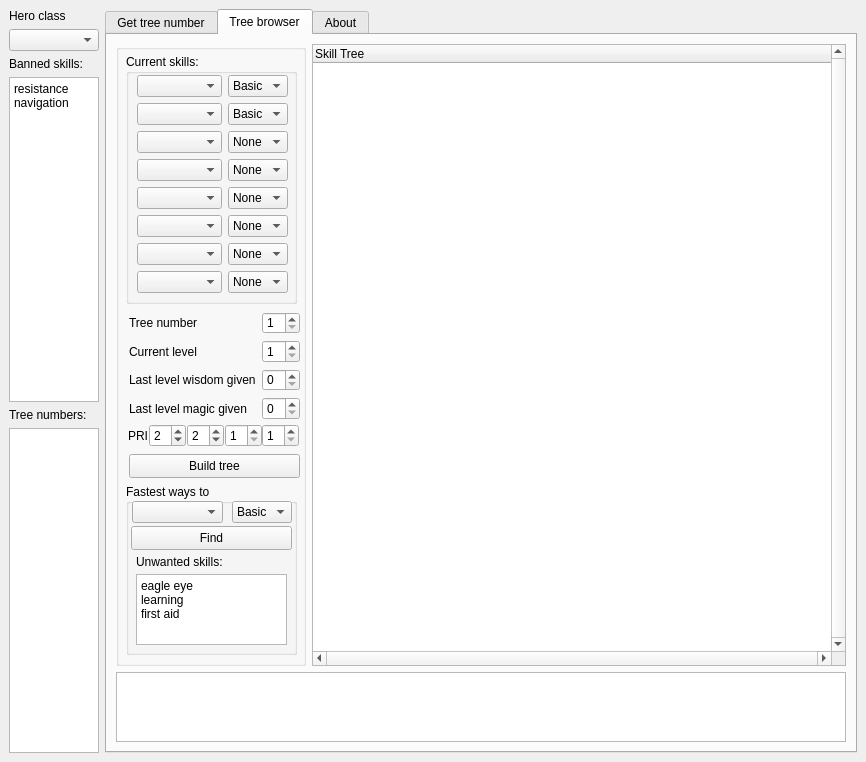
temig74/HotaTreeCalc, file tree_calc.ui: the form before one commit.
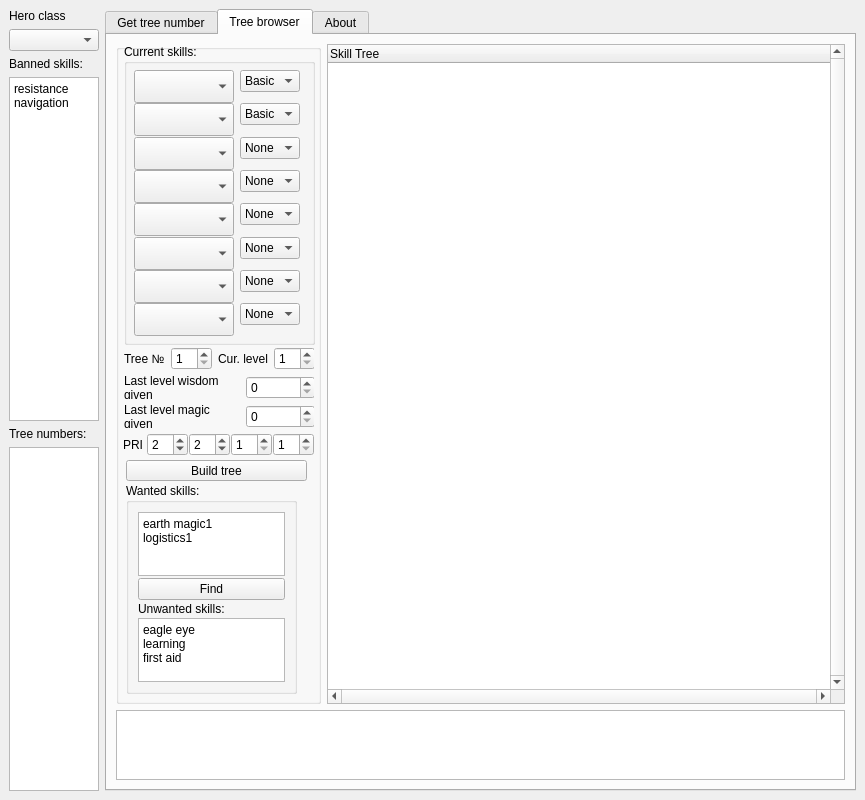
The form after the commit. The open tabs and pages were chosen to show the change.

What changed in the file:
```diff
--- a/tree_calc.ui
+++ b/tree_calc.ui
@@ -7,8 +7,8 @@
    <rect>
     <x>0</x>
     <y>0</y>
-    <width>866</width>
-    <height>762</height>
+    <width>865</width>
+    <height>800</height>
    </rect>
   </property>
   <property name="sizePolicy">
@@ -20,7 +20,7 @@
   <property name="minimumSize">
    <size>
     <width>865</width>
-    <height>760</height>
+    <height>800</height>
    </size>
   </property>
   <property name="maximumSize">
@@ -168,9 +168,15 @@
         <height>500</height>
        </size>
       </property>
+      <property name="styleSheet">
+       <string notr="true"/>
+      </property>
       <property name="currentIndex">
        <number>0</number>
       </property>
+      <property name="tabsClosable">
+       <bool>false</bool>
+      </property>
       <widget class="QWidget" name="tab">
        <attribute name="title">
         <string>Get tree number</string>
@@ -481,7 +487,7 @@
            <widget class="QGroupBox" name="groupBox_2">
             <property name="minimumSize">
              <size>
-              <width>190</width>
+              <width>205</width>
               <height>520</height>
              </size>
             </property>
@@ -491,10 +497,10 @@
             <widget class="QGroupBox" name="groupBox">
              <property name="geometry">
               <rect>
-               <x>10</x>
-               <y>10</y>
-               <width>171</width>
-               <height>250</height>
+               <x>8</x>
+               <y>0</y>
+               <width>191</width>
+               <height>301</height>
               </rect>
              </property>
              <property name="minimumSize">
@@ -506,34 +512,54 @@
              <property name="title">
               <string>Current skills:</string>
              </property>
-             <widget class="QWidget" name="layoutWidget">
-              <property name="geometry">
-               <rect>
-                <x>11</x>
-                <y>21</y>
-                <width>153</width>
-                <height>220</height>
-               </rect>
-              </property>
-              <layout class="QFormLayout" name="formLayout">
-               <item row="0" column="0">
                 <widget class="QComboBox" name="cmb_skill1">
+              <property name="geometry">
+               <rect>
+                <x>10</x>
+                <y>26</y>
+                <width>100</width>
+                <height>33</height>
+               </rect>
+              </property>
                  <property name="minimumSize">
                   <size>
-                   <width>85</width>
-                   <height>0</height>
+                <width>100</width>
+                <height>33</height>
+               </size>
+              </property>
+              <property name="font">
+               <font>
+                <pointsize>8</pointsize>
+               </font>
+              </property>
+              <property name="styleSheet">
+               <string notr="true"/>
+              </property>
+              <property name="iconSize">
+               <size>
+                <width>33</width>
+                <height>33</height>
                   </size>
                  </property>
                 </widget>
-               </item>
-               <item row="0" column="1">
                 <widget class="QComboBox" name="cmb_skill1_level">
+              <property name="geometry">
+               <rect>
+                <x>116</x>
+                <y>26</y>
+                <width>60</width>
+                <height>22</height>
+               </rect>
+              </property>
                  <property name="maximumSize">
                   <size>
                    <width>60</width>
                    <height>16777215</height>
                   </size>
                  </property>
+              <property name="styleSheet">
+               <string notr="true"/>
+              </property>
                  <property name="currentIndex">
                   <number>1</number>
                  </property>
@@ -558,25 +584,54 @@
                   </property>
                  </item>
                 </widget>
-               </item>
-               <item row="1" column="0">
                 <widget class="QComboBox" name="cmb_skill2">
+              <property name="geometry">
+               <rect>
+                <x>10</x>
+                <y>59</y>
+                <width>100</width>
+                <height>33</height>
+               </rect>
+              </property>
                  <property name="minimumSize">
                   <size>
-                   <width>85</width>
-                   <height>0</height>
+                <width>100</width>
+                <height>33</height>
+               </size>
+              </property>
+              <property name="font">
+               <font>
+                <pointsize>8</pointsize>
+               </font>
+              </property>
+              <property name="styleSheet">
+               <string notr="true"/>
+              </property>
+              <property name="iconSize">
+               <size>
+                <width>33</width>
+                <height>33</height>
                   </size>
                  </property>
                 </widget>
-               </item>
-               <item row="1" column="1">
                 <widget class="QComboBox" name="cmb_skill2_level">
+              <property name="geometry">
+               <rect>
+                <x>116</x>
+                <y>59</y>
+                <width>60</width>
+                <height>22</height>
+               </rect>
+              </property>
                  <property name="maximumSize">
                   <size>
                    <width>60</width>
                    <height>16777215</height>
                   </size>
                  </property>
+              <property name="styleSheet">
+               <string notr="true"/>
+              </property>
                  <property name="currentIndex">
                   <number>1</number>
                  </property>
@@ -601,25 +656,54 @@
                   </property>
                  </item>
                 </widget>
-               </item>
-               <item row="2" column="0">
                 <widget class="QComboBox" name="cmb_skill3">
+              <property name="geometry">
+               <rect>
+                <x>10</x>
+                <y>93</y>
+                <width>100</width>
+                <height>33</height>
+               </rect>
+              </property>
                  <property name="minimumSize">
                   <size>
-                   <width>85</width>
-                   <height>0</height>
+                <width>100</width>
+                <height>33</height>
+               </size>
+              </property>
+              <property name="font">
+               <font>
+                <pointsize>8</pointsize>
+               </font>
+              </property>
+              <property name="styleSheet">
+               <string notr="true"/>
+              </property>
+              <property name="iconSize">
+               <size>
+                <width>33</width>
+                <height>33</height>
                   </size>
                  </property>
                 </widget>
-               </item>
-               <item row="2" column="1">
                 <widget class="QComboBox" name="cmb_skill3_level">
+              <property name="geometry">
+               <rect>
+                <x>116</x>
+                <y>93</y>
+                <width>60</width>
+                <height>22</height>
+               </rect>
+              </property>
                  <property name="maximumSize">
                   <size>
                    <width>60</width>
                    <height>16777215</height>
                   </size>
                  </property>
+              <property name="styleSheet">
+               <string notr="true"/>
+              </property>
                  <property name="currentIndex">
                   <number>0</number>
                  </property>
@@ -644,19 +728,45 @@
                   </property>
                  </item>
                 </widget>
-               </item>
-               <item row="3" column="0">
                 <widget class="QComboBox" name="cmb_skill4">
+              <property name="geometry">
+               <rect>
+                <x>10</x>
+                <y>126</y>
+                <width>100</width>
+                <height>33</height>
+               </rect>
+              </property>
                  <property name="minimumSize">
                   <size>
-                   <width>85</width>
-                   <height>0</height>
+                <width>100</width>
+                <height>33</height>
+               </size>
+              </property>
+              <property name="font">
+               <font>
+                <pointsize>8</pointsize>
+               </font>
+              </property>
+              <property name="styleSheet">
+               <string notr="true"/>
+              </property>
+              <property name="iconSize">
+               <size>
+                <width>33</width>
+                <height>33</height>
                   </size>
                  </property>
                 </widget>
-               </item>
-               <item row="3" column="1">
                 <widget class="QComboBox" name="cmb_skill4_level">
+              <property name="geometry">
+               <rect>
+                <x>116</x>
+                <y>126</y>
+                <width>60</width>
+                <height>22</height>
+               </rect>
+              </property>
                  <property name="maximumSize">
                   <size>
                    <width>60</width>
@@ -687,19 +797,42 @@
                   </property>
                  </item>
                 </widget>
-               </item>
-               <item row="4" column="0">
                 <widget class="QComboBox" name="cmb_skill5">
+              <property name="geometry">
+               <rect>
+                <x>10</x>
+                <y>159</y>
+                <width>100</width>
+                <height>33</height>
+               </rect>
+              </property>
                  <property name="minimumSize">
                   <size>
-                   <width>85</width>
-                   <height>0</height>
+                <width>100</width>
+                <height>33</height>
+               </size>
+              </property>
+              <property name="font">
+               <font>
+                <pointsize>8</pointsize>
+               </font>
+              </property>
+              <property name="iconSize">
+               <size>
+                <width>33</width>
+                <height>33</height>
                   </size>
                  </property>
                 </widget>
-               </item>
-               <item row="4" column="1">
                 <widget class="QComboBox" name="cmb_skill5_level">
+              <property name="geometry">
+               <rect>
+                <x>116</x>
+                <y>159</y>
+                <width>60</width>
+                <height>22</height>
+               </rect>
+              </property>
                  <property name="maximumSize">
                   <size>
                    <width>60</width>
@@ -730,19 +863,42 @@
                   </property>
                  </item>
                 </widget>
-               </item>
-               <item row="5" column="0">
                 <widget class="QComboBox" name="cmb_skill6">
+              <property name="geometry">
+               <rect>
+                <x>10</x>
+                <y>193</y>
+                <width>100</width>
+                <height>33</height>
+               </rect>
+              </property>
                  <property name="minimumSize">
                   <size>
-                   <width>85</width>
-                   <height>0</height>
+                <width>100</width>
+                <height>33</height>
+               </size>
+              </property>
+              <property name="font">
+               <font>
+                <pointsize>8</pointsize>
+               </font>
+              </property>
+              <property name="iconSize">
+               <size>
+                <width>33</width>
+                <height>33</height>
                   </size>
                  </property>
                 </widget>
-               </item>
-               <item row="5" column="1">
                 <widget class="QComboBox" name="cmb_skill6_level">
+              <property name="geometry">
+               <rect>
+                <x>116</x>
+                <y>193</y>
+                <width>60</width>
+                <height>22</height>
+               </rect>
+              </property>
                  <property name="maximumSize">
                   <size>
                    <width>60</width>
@@ -773,19 +929,42 @@
                   </property>
                  </item>
                 </widget>
-               </item>
-               <item row="6" column="0">
                 <widget class="QComboBox" name="cmb_skill7">
+              <property name="geometry">
+               <rect>
+                <x>10</x>
+                <y>226</y>
+                <width>100</width>
+                <height>33</height>
+               </rect>
+              </property>
                  <property name="minimumSize">
                   <size>
-                   <width>85</width>
-                   <height>0</height>
+                <width>100</width>
+                <height>33</height>
+               </size>
+              </property>
+              <property name="font">
+               <font>
+                <pointsize>8</pointsize>
+               </font>
+              </property>
+              <property name="iconSize">
+               <size>
+                <width>33</width>
+                <height>33</height>
                   </size>
                  </property>
                 </widget>
-               </item>
-               <item row="6" column="1">
                 <widget class="QComboBox" name="cmb_skill7_level">
+              <property name="geometry">
+               <rect>
+                <x>116</x>
+                <y>226</y>
+                <width>60</width>
+                <height>22</height>
+               </rect>
+              </property>
                  <property name="maximumSize">
                   <size>
                    <width>60</width>
@@ -816,19 +995,42 @@
                   </property>
                  </item>
                 </widget>
-               </item>
-               <item row="7" column="0">
                 <widget class="QComboBox" name="cmb_skill8">
+              <property name="geometry">
+               <rect>
+                <x>10</x>
+                <y>259</y>
+                <width>100</width>
+                <height>33</height>
+               </rect>
+              </property>
                  <property name="minimumSize">
                   <size>
-                   <width>85</width>
-                   <height>0</height>
+                <width>100</width>
+                <height>33</height>
+               </size>
+              </property>
+              <property name="font">
+               <font>
+                <pointsize>8</pointsize>
+               </font>
+              </property>
+              <property name="iconSize">
+               <size>
+                <width>33</width>
+                <height>33</height>
                   </size>
                  </property>
                 </widget>
-               </item>
-               <item row="7" column="1">
                 <widget class="QComboBox" name="cmb_skill8_level">
+              <property name="geometry">
+               <rect>
+                <x>116</x>
+                <y>259</y>
+                <width>60</width>
+                <height>22</height>
+               </rect>
+              </property>
                  <property name="maximumSize">
                   <size>
                    <width>60</width>
@@ -858,18 +1060,15 @@
                    <string>Expert</string>
                   </property>
                  </item>
-                </widget>
-               </item>
-              </layout>
              </widget>
             </widget>
             <widget class="QPushButton" name="btn_build_tree">
              <property name="geometry">
               <rect>
-               <x>13</x>
-               <y>410</y>
-               <width>171</width>
-               <height>24</height>
+               <x>10</x>
+               <y>416</y>
+               <width>181</width>
+               <height>21</height>
               </rect>
              </property>
              <property name="text">
@@ -880,108 +1079,61 @@
              <property name="geometry">
               <rect>
                <x>10</x>
-               <y>440</y>
+               <y>439</y>
                <width>171</width>
-               <height>171</height>
+               <height>211</height>
               </rect>
              </property>
              <property name="minimumSize">
               <size>
                <width>171</width>
                <height>171</height>
-              </size>
-             </property>
-             <property name="title">
-              <string>Fastest ways to</string>
-             </property>
-             <widget class="QComboBox" name="cmb_skill_search">
-              <property name="geometry">
-               <rect>
-                <x>6</x>
-                <y>17</y>
-                <width>91</width>
-                <height>22</height>
-               </rect>
-              </property>
-              <property name="minimumSize">
-               <size>
-                <width>85</width>
-                <height>0</height>
-               </size>
-              </property>
-             </widget>
-             <widget class="QComboBox" name="cmb_skill_search_level">
-              <property name="geometry">
-               <rect>
-                <x>106</x>
-                <y>17</y>
-                <width>60</width>
-                <height>22</height>
-               </rect>
-              </property>
-              <property name="minimumSize">
-               <size>
-                <width>60</width>
-                <height>0</height>
                </size>
               </property>
               <property name="maximumSize">
                <size>
-                <width>60</width>
-                <height>16777215</height>
-               </size>
-              </property>
-              <item>
-               <property name="text">
-                <string>Basic</string>
-               </property>
-              </item>
-              <item>
-               <property name="text">
-                <string>Advanced</string>
-               </property>
-              </item>
-              <item>
-               <property name="text">
-                <string>Expert</string>
-               </property>
-              </item>
-             </widget>
-             <widget class="QPushButton" name="btn_find_way">
-              <property name="geometry">
-               <rect>
-                <x>5</x>
-                <y>42</y>
                 <width>161</width>
-                <height>24</height>
-               </rect>
-              </property>
+               <height>211</height>
+              </size>
+             </property>
+             <property name="title">
+              <string>Wanted skills:</string>
+             </property>
+             <layout class="QVBoxLayout" name="verticalLayout_4">
+              <property name="spacing">
+               <number>2</number>
+              </property>
+              <item>
+               <widget class="QTextEdit" name="te_wanted_skills">
+                <property name="html">
+                 <string>&lt;!DOCTYPE HTML PUBLIC &quot;-//W3C//DTD HTML 4.0//EN&quot; &quot;http://www.w3.org/TR/REC-html40/strict.dtd&quot;&gt;
+&lt;html&gt;&lt;head&gt;&lt;meta name=&quot;qrichtext&quot; content=&quot;1&quot; /&gt;&lt;meta charset=&quot;utf-8&quot; /&gt;&lt;style type=&quot;text/css&quot;&gt;
+p, li { white-space: pre-wrap; }
+hr { height: 1px; border-width: 0; }
+li.unchecked::marker { content: &quot;\2610&quot;; }
+li.checked::marker { content: &quot;\2612&quot;; }
+&lt;/style&gt;&lt;/head&gt;&lt;body style=&quot; font-family:'Segoe UI'; font-size:9pt; font-weight:400; font-style:normal;&quot;&gt;
+&lt;p style=&quot; margin-top:0px; margin-bottom:0px; margin-left:0px; margin-right:0px; -qt-block-indent:0; text-indent:0px;&quot;&gt;earth magic1&lt;/p&gt;
+&lt;p style=&quot; margin-top:0px; margin-bottom:0px; margin-left:0px; margin-right:0px; -qt-block-indent:0; text-indent:0px;&quot;&gt;logistics1&lt;/p&gt;&lt;/body&gt;&lt;/html&gt;</string>
+                </property>
+               </widget>
+              </item>
+              <item>
+               <widget class="QPushButton" name="btn_find_way">
               <property name="text">
                <string>Find</string>
               </property>
              </widget>
+              </item>
+              <item>
              <widget class="QLabel" name="label_11">
-              <property name="geometry">
-               <rect>
-                <x>10</x>
-                <y>70</y>
-                <width>91</width>
-                <height>16</height>
-               </rect>
-              </property>
               <property name="text">
                <string>Unwanted skills:</string>
               </property>
              </widget>
+              </item>
+              <item>
              <widget class="QTextEdit" name="te_unwanted_skills">
-              <property name="geometry">
-               <rect>
-                <x>10</x>
-                <y>90</y>
-                <width>151</width>
-                <height>71</height>
-               </rect>
-              </property>
               <property name="html">
                <string>&lt;!DOCTYPE HTML PUBLIC &quot;-//W3C//DTD HTML 4.0//EN&quot; &quot;http://www.w3.org/TR/REC-html40/strict.dtd&quot;&gt;
 &lt;html&gt;&lt;head&gt;&lt;meta name=&quot;qrichtext&quot; content=&quot;1&quot; /&gt;&lt;meta charset=&quot;utf-8&quot; /&gt;&lt;style type=&quot;text/css&quot;&gt;
@@ -995,13 +1147,15 @@
 &lt;p style=&quot; margin-top:0px; margin-bottom:0px; margin-left:0px; margin-right:0px; -qt-block-indent:0; text-indent:0px;&quot;&gt;first aid&lt;/p&gt;&lt;/body&gt;&lt;/html&gt;</string>
               </property>
              </widget>
+              </item>
+             </layout>
             </widget>
             <widget class="QWidget" name="layoutWidget">
              <property name="geometry">
               <rect>
-               <x>12</x>
-               <y>380</y>
-               <width>171</width>
+               <x>7</x>
+               <y>389</y>
+               <width>191</width>
                <height>24</height>
               </rect>
              </property>
@@ -1016,19 +1170,6 @@
                 </property>
                </widget>
               </item>
-              <item>
-               <widget class="QSpinBox" name="sb_defence">
-                <property name="minimumSize">
-                 <size>
-                  <width>37</width>
-                  <height>0</height>
-                 </size>
-                </property>
-                <property name="value">
-                 <number>2</number>
-                </property>
-               </widget>
-              </item>
               <item>
                <widget class="QSpinBox" name="sb_attack">
                 <property name="minimumSize">
@@ -1043,15 +1184,15 @@
                </widget>
               </item>
               <item>
-               <widget class="QSpinBox" name="sb_knowledge">
+               <widget class="QSpinBox" name="sb_defence">
                 <property name="minimumSize">
                  <size>
                   <width>37</width>
                   <height>0</height>
                  </size>
                 </property>
-                <property name="minimum">
-                 <number>1</number>
+                <property name="value">
+                 <number>2</number>
                 </property>
                </widget>
               </item>
@@ -1068,22 +1209,35 @@
                 </property>
                </widget>
               </item>
+              <item>
+               <widget class="QSpinBox" name="sb_knowledge">
+                <property name="minimumSize">
+                 <size>
+                  <width>37</width>
+                  <height>0</height>
+                 </size>
+                </property>
+                <property name="minimum">
+                 <number>1</number>
+                </property>
+               </widget>
+              </item>
              </layout>
             </widget>
-            <widget class="QWidget" name="layoutWidget">
+            <widget class="QWidget" name="">
              <property name="geometry">
               <rect>
-               <x>13</x>
-               <y>268</y>
-               <width>171</width>
-               <height>108</height>
+               <x>8</x>
+               <y>303</y>
+               <width>190</width>
+               <height>81</height>
               </rect>
              </property>
-             <layout class="QFormLayout" name="formLayout_2">
+             <layout class="QGridLayout" name="gridLayout">
               <item row="0" column="0">
                <widget class="QLabel" name="label_6">
                 <property name="text">
-                 <string>Tree number</string>
+                 <string>Tree №</string>
                 </property>
                </widget>
               </item>
@@ -1097,14 +1251,14 @@
                 </property>
                </widget>
               </item>
-              <item row="1" column="0">
+              <item row="0" column="2" colspan="2">
                <widget class="QLabel" name="label_7">
                 <property name="text">
-                 <string>Current level</string>
+                 <string>Cur. level</string>
                 </property>
                </widget>
               </item>
-              <item row="1" column="1">
+              <item row="0" column="4">
                <widget class="QSpinBox" name="sb_cur_level">
                 <property name="minimum">
                  <number>1</number>
@@ -1114,7 +1268,7 @@
                 </property>
                </widget>
               </item>
-              <item row="2" column="0">
+              <item row="1" column="0" colspan="3">
                <widget class="QLabel" name="label_8">
                 <property name="text">
                  <string>Last level wisdom given</string>
@@ -1124,7 +1278,7 @@
                 </property>
                </widget>
               </item>
-              <item row="2" column="1">
+              <item row="1" column="3" colspan="2">
                <widget class="QSpinBox" name="sb_wisdom_counter">
                 <property name="minimum">
                  <number>0</number>
@@ -1137,7 +1291,7 @@
                 </property>
                </widget>
               </item>
-              <item row="3" column="0">
+              <item row="2" column="0" colspan="3">
                <widget class="QLabel" name="label_9">
                 <property name="text">
                  <string>Last level magic given</string>
@@ -1147,7 +1301,7 @@
                 </property>
                </widget>
               </item>
-              <item row="3" column="1">
+              <item row="2" column="3" colspan="2">
                <widget class="QSpinBox" name="sb_magic_counter">
                 <property name="minimum">
                  <number>0</number>
@@ -1178,6 +1332,9 @@
               <height>450</height>
              </size>
             </property>
+            <property name="styleSheet">
+             <string notr="true"/>
+            </property>
             <property name="verticalScrollBarPolicy">
              <enum>Qt::ScrollBarAlwaysOn</enum>
             </property>
```
Left out of the diff: 137 changed lines with no effect on the pictures. Lines whose indentation alone changed are shown as unchanged.
